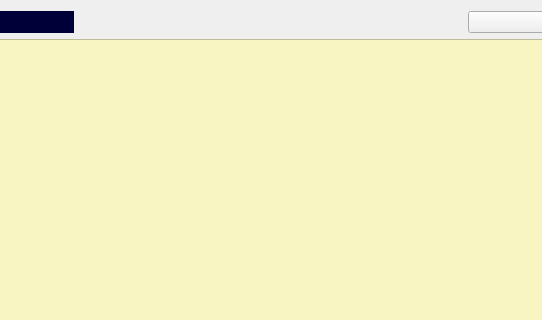
Old version of the form Almacen/frminventario.ui in the repository arcnexus/RedFoX; both pictures show x 203 to 745 and y 0 to 320 of the 848 by 518 pixel window.
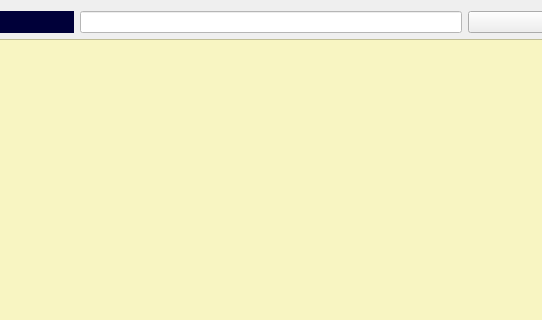
New version of the form. Icons and pictures are not drawn.

Commit message: Table model in inventari

```diff
--- a/Almacen/frminventario.ui
+++ b/Almacen/frminventario.ui
@@ -121,17 +121,11 @@
     </widget>
    </item>
    <item row="0" column="1" colspan="2">
-    <spacer name="horizontalSpacer_2">
-     <property name="orientation">
-      <enum>Qt::Horizontal</enum>
+    <widget class="QLineEdit" name="txtBuscar">
+     <property name="styleSheet">
+      <string notr="true">background-color: rgb(255, 255, 255);</string>
      </property>
-     <property name="sizeHint" stdset="0">
-      <size>
-       <width>40</width>
-       <height>20</height>
-      </size>
-     </property>
-    </spacer>
+    </widget>
    </item>
   </layout>
  </widget>
```
Left out of the diff: 64 changed lines with no effect on the pictures. The commit also changes 1 other file.
